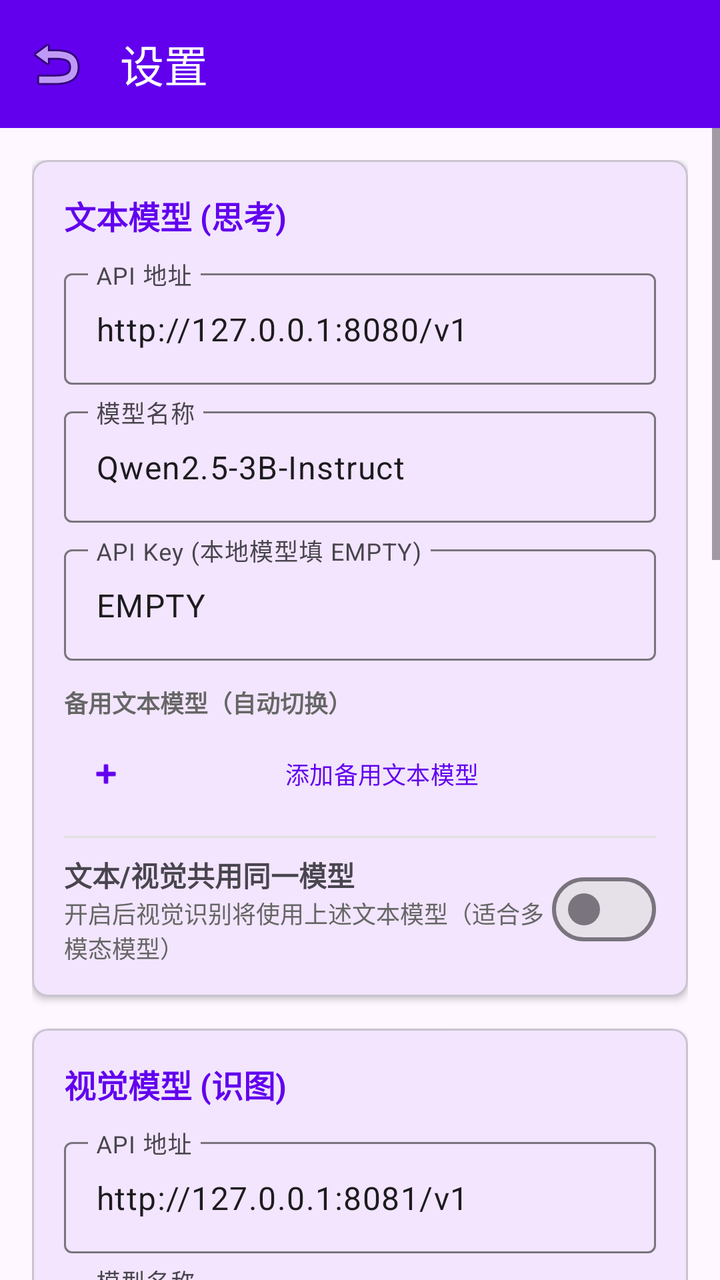
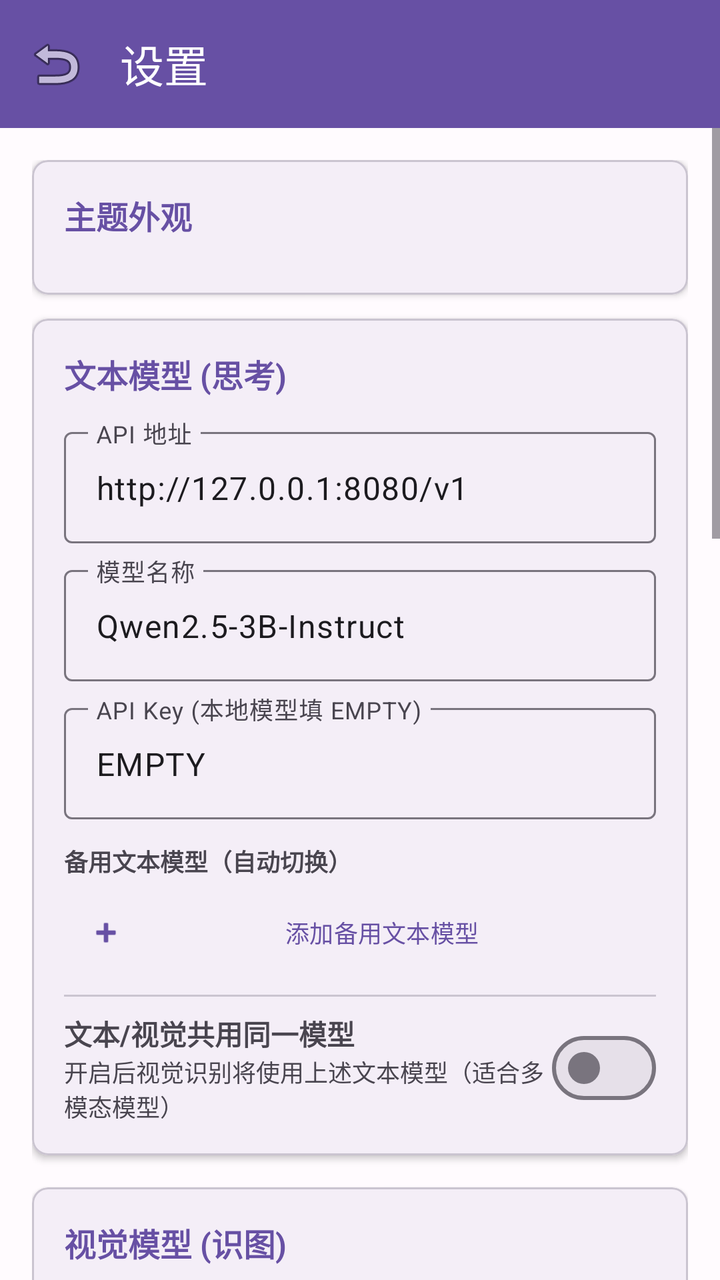

Two renders of the same Android screen: before a commit and after it. Below are the layout's source before the change and the commit's diff.
<!-- AndroidManifest.xml: application theme Theme.AutoTask -->
<!-- res/layout/activity_settings.xml -->
<?xml version="1.0" encoding="utf-8"?>
<LinearLayout xmlns:android="http://schemas.android.com/apk/res/android"
    xmlns:app="http://schemas.android.com/apk/res-auto"
    android:layout_width="match_parent"
    android:layout_height="match_parent"
    android:orientation="vertical">

    <com.google.android.material.appbar.MaterialToolbar
        android:id="@+id/toolbar"
        android:layout_width="match_parent"
        android:layout_height="?attr/actionBarSize"
        android:background="?attr/colorPrimary"
        app:title="设置"
        app:titleTextColor="#FFFFFF"
        app:navigationIcon="@android:drawable/ic_menu_revert" />

    <ScrollView
        android:layout_width="match_parent"
        android:layout_height="match_parent">

        <LinearLayout
            android:layout_width="match_parent"
            android:layout_height="wrap_content"
            android:orientation="vertical"
            android:padding="16dp">

            
            <com.google.android.material.card.MaterialCardView
                android:layout_width="match_parent"
                android:layout_height="wrap_content"
                app:cardElevation="2dp"
                app:cardCornerRadius="8dp">

                <LinearLayout
                    android:layout_width="match_parent"
                    android:layout_height="wrap_content"
                    android:orientation="vertical"
                    android:padding="16dp">

                    <TextView
                        android:layout_width="wrap_content"
                        android:layout_height="wrap_content"
                        android:text="文本模型 (思考)"
                        android:textSize="16sp"
                        android:textStyle="bold"
                        android:textColor="?attr/colorPrimary" />

                    
                    <com.google.android.material.textfield.TextInputLayout
                        android:layout_width="match_parent"
                        android:layout_height="wrap_content"
                        android:layout_marginTop="12dp"
                        android:hint="API 地址">

                        <com.google.android.material.textfield.TextInputEditText
                            android:id="@+id/et_text_api_base"
                            android:layout_width="match_parent"
                            android:layout_height="wrap_content"
                            android:text="http://127.0.0.1:8080/v1" />

                    </com.google.android.material.textfield.TextInputLayout>

                    
                    <com.google.android.material.textfield.TextInputLayout
                        android:layout_width="match_parent"
                        android:layout_height="wrap_content"
                        android:layout_marginTop="8dp"
                        android:hint="模型名称">

                        <com.google.android.material.textfield.TextInputEditText
                            android:id="@+id/et_text_model_name"
                            android:layout_width="match_parent"
                            android:layout_height="wrap_content"
                            android:text="Qwen2.5-3B-Instruct" />

                    </com.google.android.material.textfield.TextInputLayout>

                    
                    <com.google.android.material.textfield.TextInputLayout
                        android:layout_width="match_parent"
                        android:layout_height="wrap_content"
                        android:layout_marginTop="8dp"
                        android:hint="API Key (本地模型填 EMPTY)">

                        <com.google.android.material.textfield.TextInputEditText
                            android:id="@+id/et_text_api_key"
                            android:layout_width="match_parent"
                            android:layout_height="wrap_content"
                            android:text="EMPTY" />

                    </com.google.android.material.textfield.TextInputLayout>

                    
                    <TextView
                        android:layout_width="wrap_content"
                        android:layout_height="wrap_content"
                        android:layout_marginTop="12dp"
                        android:text="备用文本模型（自动切换）"
                        android:textSize="12sp"
                        android:textStyle="bold"
                        android:textColor="#666666" />

                    <androidx.recyclerview.widget.RecyclerView
                        android:id="@+id/rv_text_models"
                        android:layout_width="match_parent"
                        android:layout_height="wrap_content"
                        android:layout_marginTop="4dp"
                        android:background="#F5F5F5"
                        android:maxHeight="160dp"
                        android:nestedScrollingEnabled="false" />

                    <com.google.android.material.button.MaterialButton
                        android:id="@+id/btn_add_text_model"
                        android:layout_width="match_parent"
                        android:layout_height="wrap_content"
                        android:text="添加备用文本模型"
                        android:textSize="12sp"
                        android:minHeight="36dp"
                        android:layout_marginTop="4dp"
                        app:icon="@android:drawable/ic_input_add"
                        style="@style/Widget.Material3.Button.TextButton" />

                    
                    <View
                        android:layout_width="match_parent"
                        android:layout_height="1dp"
                        android:layout_marginTop="12dp"
                        android:background="#E0E0E0" />

                    <LinearLayout
                        android:layout_width="match_parent"
                        android:layout_height="wrap_content"
                        android:orientation="horizontal"
                        android:layout_marginTop="8dp"
                        android:gravity="center_vertical">

                        <LinearLayout
                            android:layout_width="0dp"
                            android:layout_height="wrap_content"
                            android:layout_weight="1"
                            android:orientation="vertical">

                            <TextView
                                android:layout_width="wrap_content"
                                android:layout_height="wrap_content"
                                android:text="文本/视觉共用同一模型"
                                android:textSize="14sp"
                                android:textStyle="bold" />

                            <TextView
                                android:layout_width="wrap_content"
                                android:layout_height="wrap_content"
                                android:text="开启后视觉识别将使用上述文本模型（适合多模态模型）"
                                android:textSize="12sp"
                                android:textColor="#666666" />
                        </LinearLayout>

                        <com.google.android.material.materialswitch.MaterialSwitch
                            android:id="@+id/switch_unified_model"
                            android:layout_width="wrap_content"
                            android:layout_height="wrap_content" />
                    </LinearLayout>

                </LinearLayout>
            </com.google.android.material.card.MaterialCardView>

            
            <com.google.android.material.card.MaterialCardView
                android:id="@+id/card_vision_model"
                android:layout_width="match_parent"
                android:layout_height="wrap_content"
                android:layout_marginTop="16dp"
                app:cardElevation="2dp"
                app:cardCornerRadius="8dp">

                <LinearLayout
                    android:layout_width="match_parent"
                    android:layout_height="wrap_content"
                    android:orientation="vertical"
                    android:padding="16dp">

                    <TextView
                        android:layout_width="wrap_content"
                        android:layout_height="wrap_content"
                        android:text="视觉模型 (识图)"
                        android:textSize="16sp"
                        android:textStyle="bold"
                        android:textColor="?attr/colorPrimary" />

                    
                    <com.google.android.material.textfield.TextInputLayout
                        android:layout_width="match_parent"
                        android:layout_height="wrap_content"
                        android:layout_marginTop="12dp"
                        android:hint="API 地址">

                        <com.google.android.material.textfield.TextInputEditText
                            android:id="@+id/et_vision_api_base"
                            android:layout_width="match_parent"
                            android:layout_height="wrap_content"
                            android:text="http://127.0.0.1:8081/v1" />

                    </com.google.android.material.textfield.TextInputLayout>

                    
                    <com.google.android.material.textfield.TextInputLayout
                        android:layout_width="match_parent"
                        android:layout_height="wrap_content"
                        android:layout_marginTop="8dp"
                        android:hint="模型名称">

                        <com.google.android.material.textfield.TextInputEditText
                            android:id="@+id/et_vision_model_name"
                            android:layout_width="match_parent"
                            android:layout_height="wrap_content"
                            android:text="Qwen2-VL-2B-Instruct" />

                    </com.google.android.material.textfield.TextInputLayout>

                    
                    <com.google.android.material.textfield.TextInputLayout
                        android:layout_width="match_parent"
                        android:layout_height="wrap_content"
                        android:layout_marginTop="8dp"
                        android:hint="API Key">

                        <com.google.android.material.textfield.TextInputEditText
                            android:id="@+id/et_vision_api_key"
                            android:layout_width="match_parent"
                            android:layout_height="wrap_content"
                            android:text="EMPTY" />

                    </com.google.android.material.textfield.TextInputLayout>

                    
                    <TextView
                        android:layout_width="wrap_content"
                        android:layout_height="wrap_content"
                        android:layout_marginTop="12dp"
                        android:text="备用视觉模型（自动切换）"
                        android:textSize="12sp"
                        android:textStyle="bold"
                        android:textColor="#666666" />

                    <androidx.recyclerview.widget.RecyclerView
                        android:id="@+id/rv_vision_models"
                        android:layout_width="match_parent"
                        android:layout_height="wrap_content"
                        android:layout_marginTop="4dp"
                        android:background="#F5F5F5"
                        android:maxHeight="160dp"
                        android:nestedScrollingEnabled="false" />

                    <com.google.android.material.button.MaterialButton
                        android:id="@+id/btn_add_vision_model"
                        android:layout_width="match_parent"
                        android:layout_height="wrap_content"
                        android:text="添加备用视觉模型"
                        android:textSize="12sp"
                        android:minHeight="36dp"
                        android:layout_marginTop="4dp"
                        app:icon="@android:drawable/ic_input_add"
                        style="@style/Widget.Material3.Button.TextButton" />

                </LinearLayout>
            </com.google.android.material.card.MaterialCardView>

            
            <com.google.android.material.card.MaterialCardView
                android:layout_width="match_parent"
                android:layout_height="wrap_content"
                android:layout_marginTop="16dp"
                app:cardElevation="2dp"
                app:cardCornerRadius="8dp">

                <LinearLayout
                    android:layout_width="match_parent"
                    android:layout_height="wrap_content"
                    android:orientation="vertical"
                    android:padding="16dp">

                    <TextView
                        android:layout_width="wrap_content"
                        android:layout_height="wrap_content"
                        android:text="执行参数"
                        android:textSize="16sp"
                        android:textStyle="bold"
                        android:textColor="?attr/colorPrimary" />

                    <com.google.android.material.textfield.TextInputLayout
                        android:layout_width="match_parent"
                        android:layout_height="wrap_content"
                        android:layout_marginTop="12dp"
                        android:hint="点击延迟 (毫秒)">

                        <com.google.android.material.textfield.TextInputEditText
                            android:id="@+id/et_click_delay"
                            android:layout_width="match_parent"
                            android:layout_height="wrap_content"
                            android:inputType="number"
                            android:text="500" />

                    </com.google.android.material.textfield.TextInputLayout>

                    <com.google.android.material.textfield.TextInputLayout
                        android:layout_width="match_parent"
                        android:layout_height="wrap_content"
                        android:layout_marginTop="8dp"
                        android:hint="步骤超时 (毫秒)">

                        <com.google.android.material.textfield.TextInputEditText
                            android:id="@+id/et_step_timeout"
                            android:layout_width="match_parent"
                            android:layout_height="wrap_content"
                            android:inputType="number"
                            android:text="10000" />

                    </com.google.android.material.textfield.TextInputLayout>

                    <com.google.android.material.textfield.TextInputLayout
                        android:layout_width="match_parent"
                        android:layout_height="wrap_content"
                        android:layout_marginTop="8dp"
                        android:hint="最大重试次数">

                        <com.google.android.material.textfield.TextInputEditText
                            android:id="@+id/et_max_retries"
                            android:layout_width="match_parent"
                            android:layout_height="wrap_content"
                            android:inputType="number"
                            android:text="3" />

                    </com.google.android.material.textfield.TextInputLayout>

                    <com.google.android.material.textfield.TextInputLayout
                        android:layout_width="match_parent"
                        android:layout_height="wrap_content"
                        android:layout_marginTop="8dp"
                        android:hint="启动后等待 (毫秒)">

                        <com.google.android.material.textfield.TextInputEditText
                            android:id="@+id/et_launch_wait"
                            android:layout_width="match_parent"
                            android:layout_height="wrap_content"
                            android:inputType="number"
                            android:text="3000" />

                    </com.google.android.material.textfield.TextInputLayout>

                    
                    <TextView
                        android:layout_width="wrap_content"
                        android:layout_height="wrap_content"
                        android:text="点击策略"
                        android:textSize="14sp"
                        android:textStyle="bold"
                        android:layout_marginTop="16dp" />

                    <RadioGroup
                        android:id="@+id/rg_strategy"
                        android:layout_width="match_parent"
                        android:layout_height="wrap_content"
                        android:layout_marginTop="4dp">

                        <RadioButton
                            android:id="@+id/rb_auto"
                            android:layout_width="wrap_content"
                            android:layout_height="wrap_content"
                            android:text="自动 (无障碍优先，视觉兜底)"
                            android:checked="true" />

                        <RadioButton
                            android:id="@+id/rb_accessibility"
                            android:layout_width="wrap_content"
                            android:layout_height="wrap_content"
                            android:text="仅无障碍" />

                        <RadioButton
                            android:id="@+id/rb_vision"
                            android:layout_width="wrap_content"
                            android:layout_height="wrap_content"
                            android:text="仅视觉" />

                    </RadioGroup>

                </LinearLayout>
            </com.google.android.material.card.MaterialCardView>

            
            <com.google.android.material.materialswitch.MaterialSwitch
                android:id="@+id/switch_auto_switch"
                android:layout_width="match_parent"
                android:layout_height="wrap_content"
                android:layout_marginTop="16dp"
                android:text="启用自动切换模型"
                android:textSize="14sp" />

            
            <LinearLayout
                android:layout_width="match_parent"
                android:layout_height="wrap_content"
                android:orientation="horizontal"
                android:layout_marginTop="16dp">

                <com.google.android.material.button.MaterialButton
                    android:id="@+id/btn_test_text"
                    android:layout_width="0dp"
                    android:layout_height="wrap_content"
                    android:layout_weight="1"
                    android:text="测试文本"
                    style="@style/Widget.Material3.Button.OutlinedButton"
                    app:icon="@android:drawable/ic_menu_search" />

                <com.google.android.material.button.MaterialButton
                    android:id="@+id/btn_test_vision"
                    android:layout_width="0dp"
                    android:layout_height="wrap_content"
                    android:layout_weight="1"
                    android:layout_marginStart="8dp"
                    android:text="测试视觉"
                    style="@style/Widget.Material3.Button.OutlinedButton"
                    app:icon="@android:drawable/ic_menu_search" />

            </LinearLayout>

            
            <com.google.android.material.button.MaterialButton
                android:id="@+id/btn_save"
                android:layout_width="match_parent"
                android:layout_height="wrap_content"
                android:text="保存设置"
                android:layout_marginTop="16dp" />

        </LinearLayout>
    </ScrollView>
</LinearLayout>
<!-- resources referenced by this layout -->
<resources>
  <style name="Theme.AutoTask" parent="Theme.Material3.DayNight.NoActionBar">
          <item name="colorPrimary">@color/purple_500</item>
          <item name="colorPrimaryVariant">@color/purple_700</item>
          <item name="colorOnPrimary">@color/white</item>
          <item name="colorSecondary">@color/teal_200</item>
      </style>
  <color name="purple_500">#FF6200EE</color>
  <color name="purple_700">#FF3700B3</color>
  <color name="white">#FFFFFFFF</color>
  <color name="teal_200">#FF03DAC5</color>
</resources>

<!-- the commit's change to res/layout/activity_settings.xml (unified diff, before → after) -->
@@ -11,7 +11,7 @@
         android:layout_height="?attr/actionBarSize"
         android:background="?attr/colorPrimary"
         app:title="设置"
-        app:titleTextColor="#FFFFFF"
+        app:titleTextColor="?attr/colorOnPrimary"
         app:navigationIcon="@android:drawable/ic_menu_revert" />
 
     <ScrollView
@@ -29,7 +29,8 @@
                 android:layout_width="match_parent"
                 android:layout_height="wrap_content"
                 app:cardElevation="2dp"
-                app:cardCornerRadius="8dp">
+                app:cardCornerRadius="8dp"
+                android:layout_marginBottom="12dp">
 
                 <LinearLayout
                     android:layout_width="match_parent"
@@ -40,6 +41,44 @@
                     <TextView
                         android:layout_width="wrap_content"
                         android:layout_height="wrap_content"
+                        android:text="主题外观"
+                        android:textSize="16sp"
+                        android:textStyle="bold"
+                        android:textColor="?attr/colorPrimary" />
+
+                    <HorizontalScrollView
+                        android:layout_width="match_parent"
+                        android:layout_height="wrap_content"
+                        android:layout_marginTop="12dp"
+                        android:scrollbars="none">
+
+                        <LinearLayout
+                            android:id="@+id/theme_selector"
+                            android:layout_width="wrap_content"
+                            android:layout_height="wrap_content"
+                            android:orientation="horizontal" />
+
+                    </HorizontalScrollView>
+
+                </LinearLayout>
+            </com.google.android.material.card.MaterialCardView>
+
+            
+            <com.google.android.material.card.MaterialCardView
+                android:layout_width="match_parent"
+                android:layout_height="wrap_content"
+                app:cardElevation="2dp"
+                app:cardCornerRadius="8dp">
+
+                <LinearLayout
+                    android:layout_width="match_parent"
+                    android:layout_height="wrap_content"
+                    android:orientation="vertical"
+                    android:padding="16dp">
+
+                    <TextView
+                        android:layout_width="wrap_content"
+                        android:layout_height="wrap_content"
                         android:text="文本模型 (思考)"
                         android:textSize="16sp"
                         android:textStyle="bold"
@@ -98,14 +137,14 @@
                         android:text="备用文本模型（自动切换）"
                         android:textSize="12sp"
                         android:textStyle="bold"
-                        android:textColor="#666666" />
+                        android:textColor="?attr/colorOnSurfaceVariant" />
 
                     <androidx.recyclerview.widget.RecyclerView
                         android:id="@+id/rv_text_models"
                         android:layout_width="match_parent"
                         android:layout_height="wrap_content"
                         android:layout_marginTop="4dp"
-                        android:background="#F5F5F5"
+                        android:background="?attr/colorSurfaceVariant"
                         android:maxHeight="160dp"
                         android:nestedScrollingEnabled="false" />
 
@@ -125,7 +164,7 @@
                         android:layout_width="match_parent"
                         android:layout_height="1dp"
                         android:layout_marginTop="12dp"
-                        android:background="#E0E0E0" />
+                        android:background="?attr/colorOutlineVariant" />
 
                     <LinearLayout
                         android:layout_width="match_parent"
@@ -152,7 +191,7 @@
                                 android:layout_height="wrap_content"
                                 android:text="开启后视觉识别将使用上述文本模型（适合多模态模型）"
                                 android:textSize="12sp"
-                                android:textColor="#666666" />
+                                android:textColor="?attr/colorOnSurfaceVariant" />
                         </LinearLayout>
 
                         <com.google.android.material.materialswitch.MaterialSwitch
@@ -240,14 +279,14 @@
                         android:text="备用视觉模型（自动切换）"
                         android:textSize="12sp"
                         android:textStyle="bold"
-                        android:textColor="#666666" />
+                        android:textColor="?attr/colorOnSurfaceVariant" />
 
                     <androidx.recyclerview.widget.RecyclerView
                         android:id="@+id/rv_vision_models"
                         android:layout_width="match_parent"
                         android:layout_height="wrap_content"
                         android:layout_marginTop="4dp"
-                        android:background="#F5F5F5"
+                        android:background="?attr/colorSurfaceVariant"
                         android:maxHeight="160dp"
                         android:nestedScrollingEnabled="false" />
 
<!-- resource entries referenced after the edit -->
@@ -1,14 +1,29 @@
 <!-- resources referenced by this layout -->
 <resources>
-  <style name="Theme.AutoTask" parent="Theme.Material3.DayNight.NoActionBar">
-          <item name="colorPrimary">@color/purple_500</item>
-          <item name="colorPrimaryVariant">@color/purple_700</item>
-          <item name="colorOnPrimary">@color/white</item>
-          <item name="colorSecondary">@color/teal_200</item>
+  <style name="Theme.AutoTask" parent="Theme.AutoTask.Purple" />
+  <style name="Theme.AutoTask.Purple" parent="Theme.Material3.Light.NoActionBar">
+          <item name="colorPrimary">@color/purple_primary</item>
+          <item name="colorOnPrimary">@color/purple_on_primary</item>
+          <item name="colorPrimaryContainer">@color/purple_primary_container</item>
+          <item name="colorOnPrimaryContainer">@color/purple_on_primary_container</item>
+          <item name="colorSecondary">@color/purple_secondary</item>
+          <item name="colorOnSecondary">@color/purple_on_secondary</item>
+          <item name="colorSecondaryContainer">@color/purple_secondary_container</item>
+          <item name="colorSurface">@color/purple_surface</item>
+          <item name="colorOnSurface">@color/purple_on_surface</item>
+          <item name="colorSurfaceVariant">@color/purple_surface_variant</item>
+          <item name="android:colorBackground">@color/purple_background</item>
       </style>
-  <color name="purple_500">#FF6200EE</color>
-  <color name="purple_700">#FF3700B3</color>
-  <color name="white">#FFFFFFFF</color>
-  <color name="teal_200">#FF03DAC5</color>
+  <color name="purple_primary">#6750A4</color>
+  <color name="purple_on_primary">#FFFFFF</color>
+  <color name="purple_primary_container">#EADDFF</color>
+  <color name="purple_on_primary_container">#21005D</color>
+  <color name="purple_secondary">#625B71</color>
+  <color name="purple_on_secondary">#FFFFFF</color>
+  <color name="purple_secondary_container">#E8DEF8</color>
+  <color name="purple_surface">#FFFBFE</color>
+  <color name="purple_on_surface">#1C1B1F</color>
+  <color name="purple_surface_variant">#E7E0EC</color>
+  <color name="purple_background">#FFFBFE</color>
 </resources>
 
